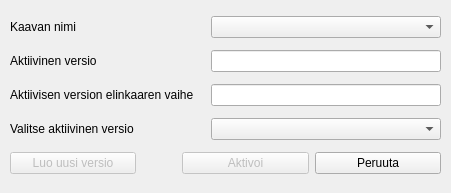
The window that Kauko/ui/version_control_dialog.ui (sitowise/Kauko) describes before a commit, drawn with Qt 5.
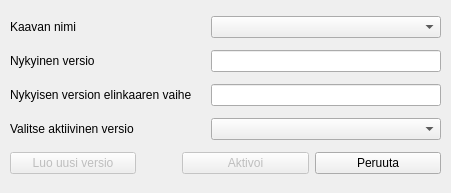
The same window after the commit.

Commit message: Ui to list current version

What changed in the file:
```diff
--- a/Kauko/ui/version_control_dialog.ui
+++ b/Kauko/ui/version_control_dialog.ui
@@ -58,7 +58,7 @@
       <item>
        <widget class="QLabel" name="label">
         <property name="text">
-         <string>Aktiivinen versio</string>
+         <string>Nykyinen versio</string>
         </property>
        </widget>
       </item>
@@ -82,7 +82,7 @@
       <item>
        <widget class="QLabel" name="label">
         <property name="text">
-         <string>Aktiivisen version elinkaaren vaihe</string>
+         <string>Nykyisen version elinkaaren vaihe</string>
         </property>
        </widget>
       </item>
```
Left out of the diff: 16 changed lines with no effect on the pictures. The commit also changes 7 other files.
